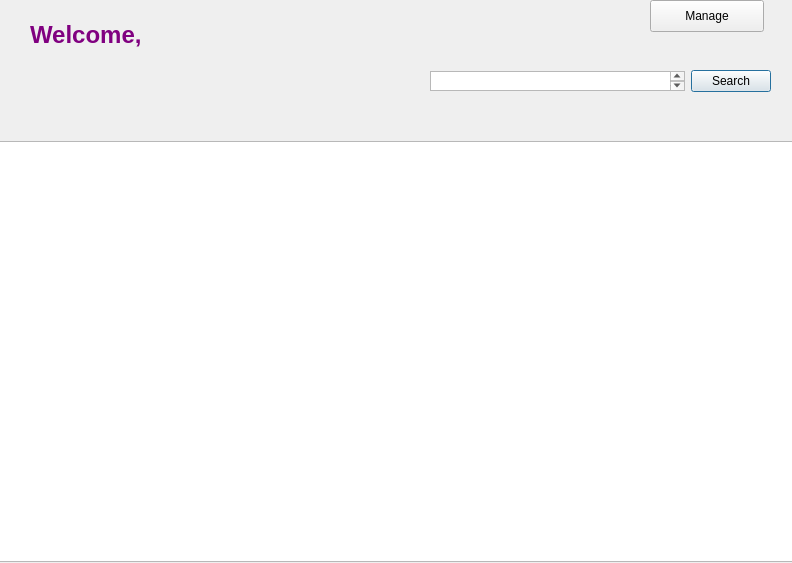
Before: the Qt Designer form GUI/ou_su_mainwindow.ui in hrGuTou/DocumentSharingSystem, drawn with Qt 5.
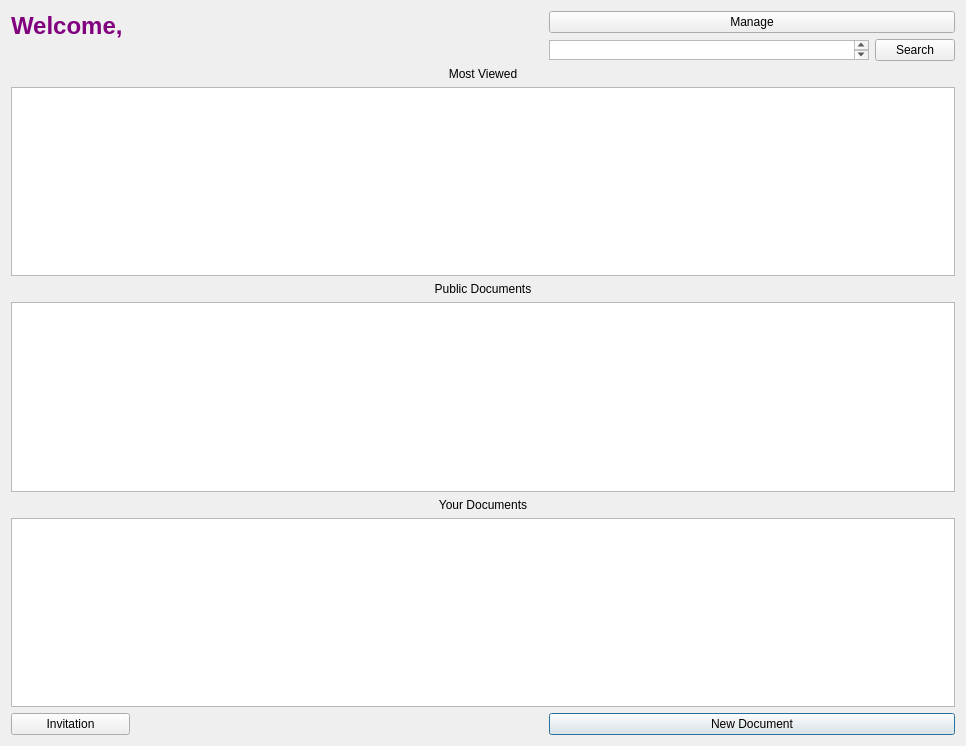
After: the same form once the commit is applied. Icons and pictures are not drawn.

```diff
--- a/GUI/ou_su_mainwindow.ui
+++ b/GUI/ou_su_mainwindow.ui
@@ -6,8 +6,8 @@
    <rect>
     <x>0</x>
     <y>0</y>
-    <width>792</width>
-    <height>563</height>
+    <width>966</width>
+    <height>746</height>
    </rect>
   </property>
   <property name="windowTitle">
@@ -17,15 +17,36 @@
    <string notr="true">QDialog {background-image: url(///Users/kappa/Library/Containers/com.tencent.xinWeChat/Data/Library/Application Support/com.tencent.xinWeChat/2.0b4.0.9/1feec28dbcbbd41c908e5319f9080e3b/Message/MessageTemp/047868fcf45822c2e58d288b5fe5d070/File/editabletreemodel/img/IMG_2432.JPG)
 }</string>
   </property>
+  <layout class="QGridLayout" name="gridLayout">
+   <item row="4" column="0" colspan="3">
+    <widget class="QListWidget" name="mostView"/>
+   </item>
+   <item row="7" column="0" colspan="3">
+    <widget class="QLabel" name="label_3">
+     <property name="text">
+      <string>Your Documents</string>
+     </property>
+     <property name="alignment">
+      <set>Qt::AlignCenter</set>
+     </property>
+    </widget>
+   </item>
+   <item row="9" column="2">
+    <widget class="QPushButton" name="newDoc">
+     <property name="text">
+      <string>New Document</string>
+     </property>
+    </widget>
+   </item>
+   <item row="0" column="2">
+    <widget class="QPushButton" name="manage_button">
+     <property name="text">
+      <string>Manage</string>
+     </property>
+    </widget>
+   </item>
+   <item row="0" column="0" rowspan="2">
   <widget class="QLabel" name="welcome_label">
-   <property name="geometry">
-    <rect>
-     <x>30</x>
-     <y>20</y>
-     <width>181</width>
-     <height>31</height>
-    </rect>
-   </property>
    <property name="styleSheet">
     <string notr="true">#welcome_label{
 	color: purple
@@ -35,33 +56,21 @@
     <string>&lt;html&gt;&lt;head/&gt;&lt;body&gt;&lt;p&gt;&lt;span style=&quot; font-size:18pt; font-weight:600;&quot;&gt;Welcome, &lt;/span&gt;&lt;/p&gt;&lt;/body&gt;&lt;/html&gt;</string>
    </property>
   </widget>
-  <widget class="QLabel" name="email_label">
-   <property name="geometry">
-    <rect>
-     <x>20</x>
-     <y>50</y>
-     <width>201</width>
-     <height>16</height>
-    </rect>
-   </property>
-   <property name="styleSheet">
-    <string notr="true">#email_label{
-	color: purple;
-}</string>
-   </property>
+   </item>
+   <item row="5" column="0" colspan="3">
+    <widget class="QLabel" name="label_2">
    <property name="text">
-    <string/>
-   </property>
-  </widget>
-  <widget class="QWidget" name="horizontalLayoutWidget">
-   <property name="geometry">
-    <rect>
-     <x>430</x>
-     <y>40</y>
-     <width>341</width>
-     <height>83</height>
-    </rect>
-   </property>
+      <string>Public Documents</string>
+     </property>
+     <property name="alignment">
+      <set>Qt::AlignCenter</set>
+     </property>
+    </widget>
+   </item>
+   <item row="8" column="0" colspan="3">
+    <widget class="QListWidget" name="selfDocs"/>
+   </item>
+   <item row="1" column="2" rowspan="2">
    <layout class="QHBoxLayout" name="horizontalLayout">
     <item>
      <widget class="QTextEdit" name="textEdit">
@@ -81,30 +90,53 @@
      </widget>
     </item>
    </layout>
-  </widget>
-  <widget class="QPushButton" name="manage_button">
-   <property name="geometry">
-    <rect>
-     <x>650</x>
-     <y>0</y>
-     <width>114</width>
-     <height>32</height>
-    </rect>
-   </property>
+   </item>
+   <item row="3" column="0" colspan="3">
+    <widget class="QLabel" name="label">
+     <property name="text">
+      <string>Most Viewed</string>
+     </property>
+     <property name="alignment">
+      <set>Qt::AlignCenter</set>
+     </property>
+    </widget>
+   </item>
+   <item row="0" column="1">
+    <spacer name="horizontalSpacer">
+     <property name="orientation">
+      <enum>Qt::Horizontal</enum>
+     </property>
+     <property name="sizeHint" stdset="0">
+      <size>
+       <width>40</width>
+       <height>20</height>
+      </size>
+     </property>
+    </spacer>
+   </item>
+   <item row="2" column="0" colspan="2">
+    <widget class="QLabel" name="email_label">
+     <property name="styleSheet">
+      <string notr="true">#email_label{
+	color: purple;
+}</string>
+     </property>
    <property name="text">
-    <string>Manage</string>
-   </property>
-  </widget>
-  <widget class="QListWidget" name="listWidget">
-   <property name="geometry">
-    <rect>
-     <x>-5</x>
-     <y>141</y>
-     <width>811</width>
-     <height>421</height>
-    </rect>
-   </property>
-  </widget>
+      <string/>
+     </property>
+    </widget>
+   </item>
+   <item row="6" column="0" colspan="3">
+    <widget class="QListWidget" name="publicDoc"/>
+   </item>
+   <item row="9" column="0">
+    <widget class="QPushButton" name="invitation">
+     <property name="text">
+      <string>Invitation</string>
+     </property>
+    </widget>
+   </item>
+  </layout>
  </widget>
  <tabstops>
   <tabstop>textEdit</tabstop>
```
Lines whose indentation alone changed are shown as unchanged.
